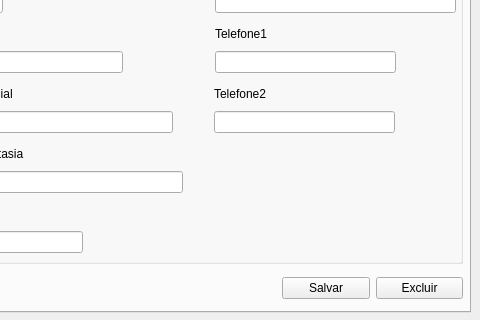
Old version of the form frm_gestaofornecedores.ui in the repository ustop0/TCC; both pictures show x 301 to 781 and y 326 to 646 of the 781 by 646 pixel window.
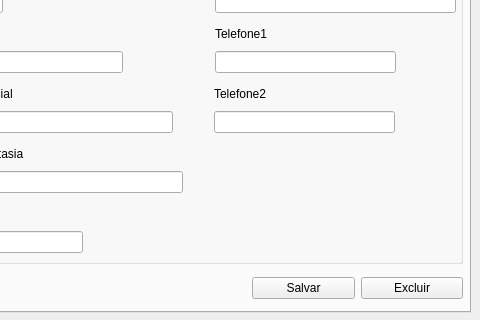
New version of the form.

Commit message: tela de usuários pronta

```diff
--- a/frm_gestaofornecedores.ui
+++ b/frm_gestaofornecedores.ui
@@ -684,9 +684,9 @@
     <widget class="QWidget" name="layoutWidget">
      <property name="geometry">
       <rect>
-       <x>570</x>
+       <x>540</x>
        <y>566</y>
-       <width>181</width>
+       <width>211</width>
        <height>27</height>
       </rect>
      </property>
```
The commit also changes 3 other files.
